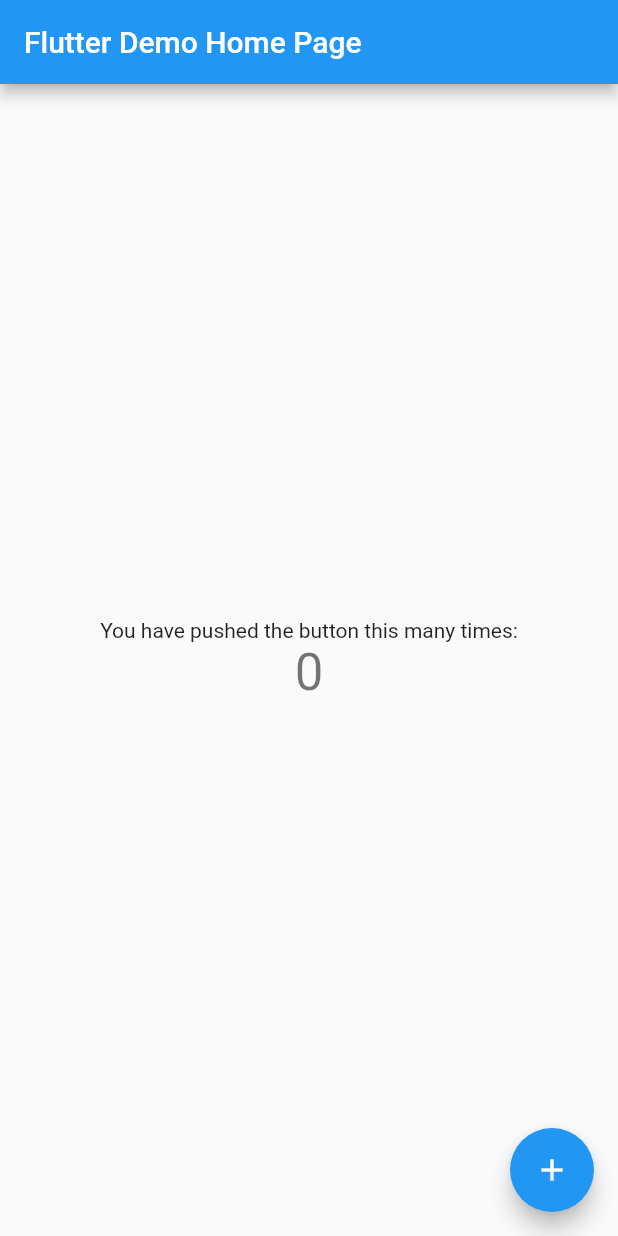
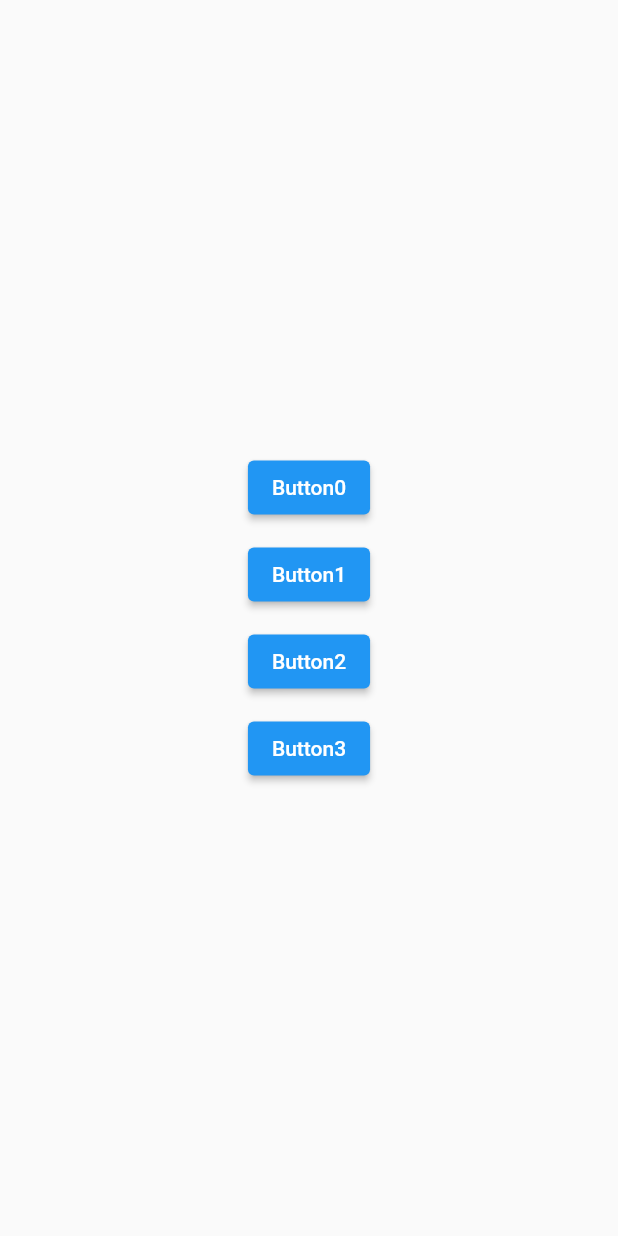
Before and after one commit to StarProxima/proxima_logger, a Flutter app: the screen it shows after launch, on a phone screen of 412 x 824 dp. Run offline on Flutter 3.47's test engine with Material 2 defaults, Android fonts, the phone set to English and light mode, and no system bars.

Commit message:
First clean

```diff
--- a/lib/main.dart
+++ b/lib/main.dart
@@ -1,3 +1,5 @@
+import 'dart:developer';
+
 import 'package:flutter/material.dart';
 
 void main() {
@@ -7,109 +9,59 @@
 class MyApp extends StatelessWidget {
   const MyApp({Key? key}) : super(key: key);
 
-  // This widget is the root of your application.
   @override
   Widget build(BuildContext context) {
-    return MaterialApp(
-      title: 'Flutter Demo',
-      theme: ThemeData(
-        // This is the theme of your application.
-        //
-        // Try running your application with "flutter run". You'll see the
-        // application has a blue toolbar. Then, without quitting the app, try
-        // changing the primarySwatch below to Colors.green and then invoke
-        // "hot reload" (press "r" in the console where you ran "flutter run",
-        // or simply save your changes to "hot reload" in a Flutter IDE).
-        // Notice that the counter didn't reset back to zero; the application
-        // is not restarted.
-        primarySwatch: Colors.blue,
-      ),
-      home: const MyHomePage(title: 'Flutter Demo Home Page'),
+    return const MaterialApp(
+      home: HomePage(),
     );
   }
 }
 
-class MyHomePage extends StatefulWidget {
-  const MyHomePage({Key? key, required this.title}) : super(key: key);
-
-  // This widget is the home page of your application. It is stateful, meaning
-  // that it has a State object (defined below) that contains fields that affect
-  // how it looks.
-
-  // This class is the configuration for the state. It holds the values (in this
-  // case the title) provided by the parent (in this case the App widget) and
-  // used by the build method of the State. Fields in a Widget subclass are
-  // always marked "final".
-
-  final String title;
+class HomePage extends StatefulWidget {
+  const HomePage({Key? key}) : super(key: key);
 
   @override
-  State<MyHomePage> createState() => _MyHomePageState();
+  State<HomePage> createState() => _HomePageState();
 }
 
-class _MyHomePageState extends State<MyHomePage> {
-  int _counter = 0;
-
-  void _incrementCounter() {
-    setState(() {
-      // This call to setState tells the Flutter framework that something has
-      // changed in this State, which causes it to rerun the build method below
-      // so that the display can reflect the updated values. If we changed
-      // _counter without calling setState(), then the build method would not be
-      // called again, and so nothing would appear to happen.
-      _counter++;
-    });
-  }
-
+class _HomePageState extends State<HomePage> {
   @override
   Widget build(BuildContext context) {
-    // This method is rerun every time setState is called, for instance as done
-    // by the _incrementCounter method above.
-    //
-    // The Flutter framework has been optimized to make rerunning build methods
-    // fast, so that you can just rebuild anything that needs updating rather
-    // than having to individually change instances of widgets.
     return Scaffold(
-      appBar: AppBar(
-        // Here we take the value from the MyHomePage object that was created by
-        // the App.build method, and use it to set our appbar title.
-        title: Text(widget.title),
-      ),
       body: Center(
-        // Center is a layout widget. It takes a single child and positions it
-        // in the middle of the parent.
         child: Column(
-          // Column is also a layout widget. It takes a list of children and
-          // arranges them vertically. By default, it sizes itself to fit its
-          // children horizontally, and tries to be as tall as its parent.
-          //
-          // Invoke "debug painting" (press "p" in the console, choose the
-          // "Toggle Debug Paint" action from the Flutter Inspector in Android
-          // Studio, or the "Toggle Debug Paint" command in Visual Studio Code)
-          // to see the wireframe for each widget.
-          //
-          // Column has various properties to control how it sizes itself and
-          // how it positions its children. Here we use mainAxisAlignment to
-          // center the children vertically; the main axis here is the vertical
-          // axis because Columns are vertical (the cross axis would be
-          // horizontal).
           mainAxisAlignment: MainAxisAlignment.center,
-          children: <Widget>[
-            const Text(
-              'You have pushed the button this many times:',
+          children: [
+            ElevatedButton(
+              onPressed: () {
+                log('message0');
+              },
+              child: const Text('Button0'),
             ),
-            Text(
-              '$_counter',
-              style: Theme.of(context).textTheme.headline4,
+            const SizedBox(height: 10),
+            ElevatedButton(
+              onPressed: () {
+                log('message1');
+              },
+              child: const Text('Button1'),
+            ),
+            const SizedBox(height: 10),
+            ElevatedButton(
+              onPressed: () {
+                log('message2');
+              },
+              child: const Text('Button2'),
+            ),
+            const SizedBox(height: 10),
+            ElevatedButton(
+              onPressed: () {
+                log('message3');
+              },
+              child: const Text('Button3'),
             ),
           ],
         ),
       ),
-      floatingActionButton: FloatingActionButton(
-        onPressed: _incrementCounter,
-        tooltip: 'Increment',
-        child: const Icon(Icons.add),
-      ), // This trailing comma makes auto-formatting nicer for build methods.
     );
   }
 }
```
Also changed, not shown: analysis_options.yaml (+6 -25 lines), pubspec.yaml (+8 -66 lines), pubspec.lock.
